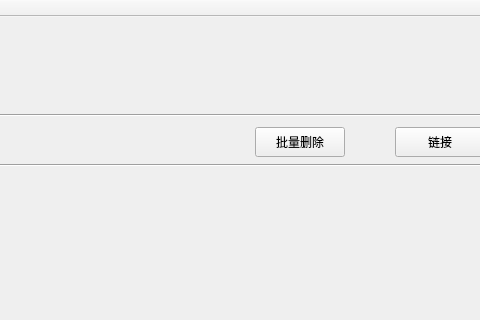
This is mainwindow.ui in HustGw/CLLLLLLLSAFFFFFEWINN as Qt 5 draws it before an edit; both pictures show x 395 to 875 and y 0 to 320 of the 1165 by 708 pixel window. The edited form follows.
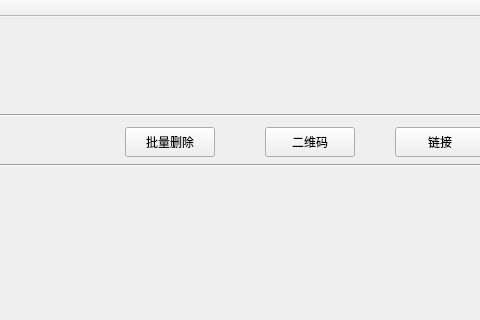
This is the edited form.

Commit message: 添加了分享页面的二维码生成和揭秘页面的二维码解析

The edit to the form file:
```diff
--- a/mainwindow.ui
+++ b/mainwindow.ui
@@ -241,7 +241,7 @@
      <widget class="QPushButton" name="pushButton_3">
       <property name="geometry">
        <rect>
-        <x>470</x>
+        <x>340</x>
         <y>10</y>
         <width>90</width>
         <height>30</height>
@@ -277,6 +277,19 @@
        <string>全选</string>
       </property>
      </widget>
+     <widget class="QPushButton" name="pushButton_12">
+      <property name="geometry">
+       <rect>
+        <x>480</x>
+        <y>10</y>
+        <width>90</width>
+        <height>30</height>
+       </rect>
+      </property>
+      <property name="text">
+       <string>二维码</string>
+      </property>
+     </widget>
     </widget>
     <widget class="QWidget" name="page_3">
      <widget class="QPushButton" name="pushButton_5">
```
The commit also changes 234 other files.
